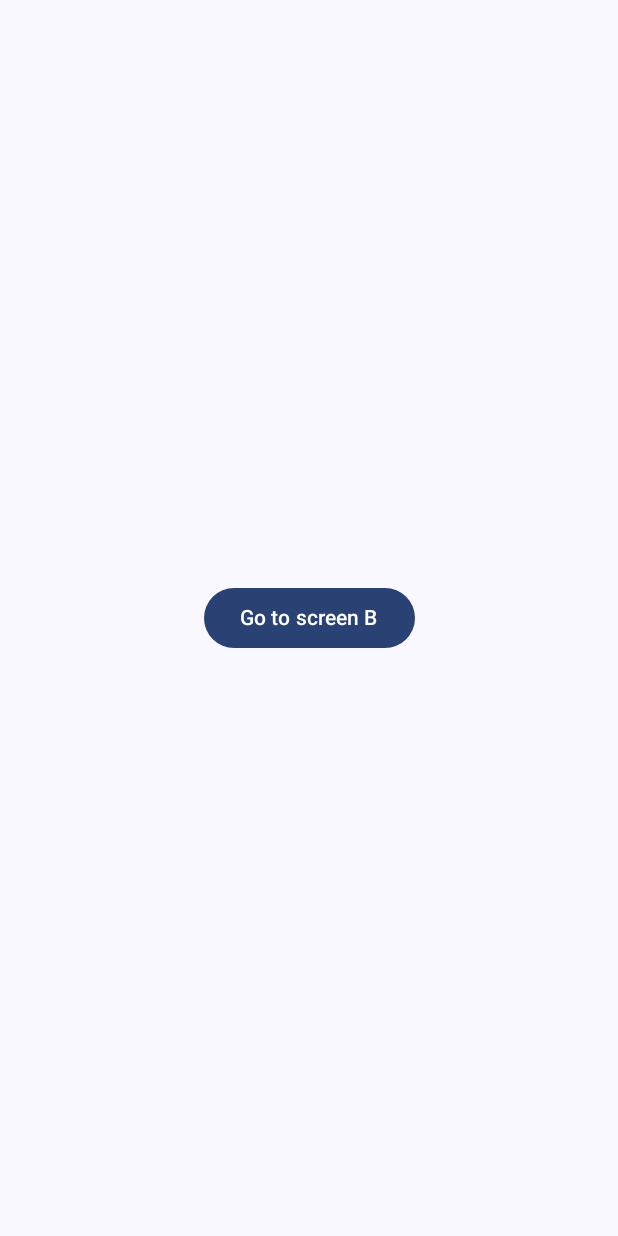
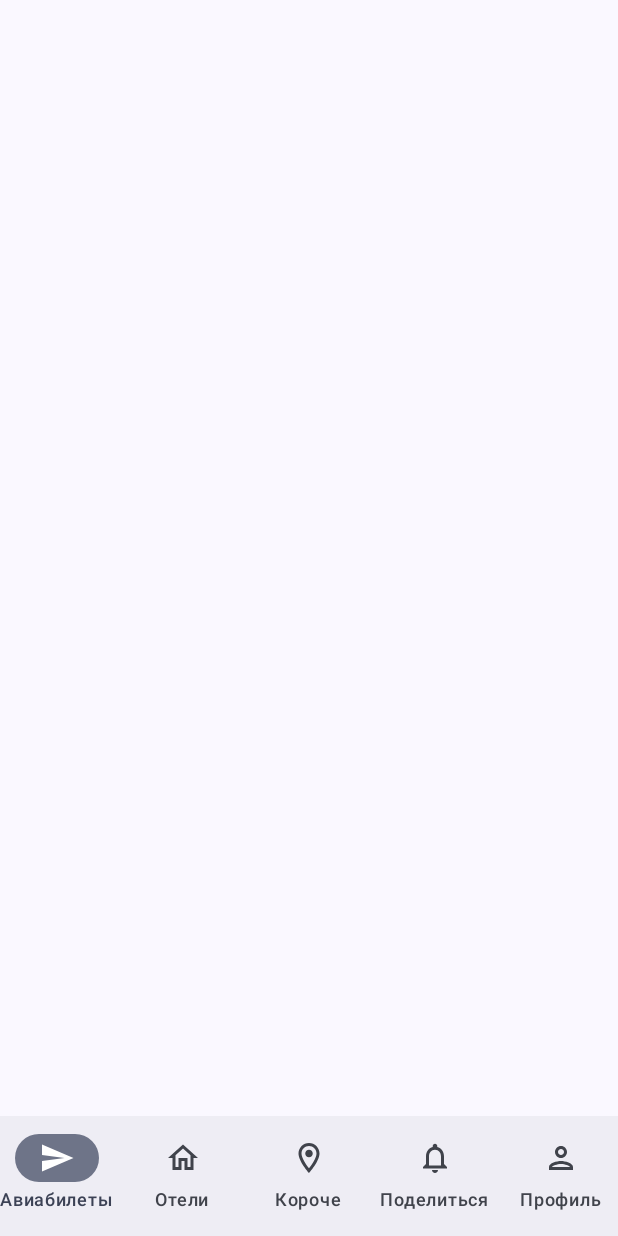
Before and after one commit to Margo2012/ComposeNavigation, an Android app built with Jetpack Compose: the screen it shows after launch (MainActivity), on a phone screen of 412 x 824 dp. Run offline under Robolectric (Android 15) with nearby library versions, the phone set to English and light mode, and no system bars.

Commit message:
панель навигации

```diff
--- a/app/src/main/java/com/example/sky/MainActivity.kt
+++ b/app/src/main/java/com/example/sky/MainActivity.kt
@@ -1,36 +1,109 @@
 package com.example.sky
 
+import android.annotation.SuppressLint
 import android.os.Bundle
 import androidx.activity.ComponentActivity
 import androidx.activity.compose.setContent
 import androidx.compose.foundation.layout.fillMaxSize
+import androidx.compose.material.icons.Icons
+import androidx.compose.material.icons.filled.Home
+import androidx.compose.material.icons.filled.LocationOn
+import androidx.compose.material.icons.filled.Notifications
+import androidx.compose.material.icons.filled.Person
+import androidx.compose.material.icons.filled.Send
+import androidx.compose.material.icons.outlined.Home
+import androidx.compose.material.icons.outlined.LocationOn
+import androidx.compose.material.icons.outlined.Notifications
+import androidx.compose.material.icons.outlined.Person
+import androidx.compose.material.icons.outlined.Send
+import androidx.compose.material3.Icon
 import androidx.compose.material3.MaterialTheme
+import androidx.compose.material3.NavigationBar
+import androidx.compose.material3.NavigationBarItem
+import androidx.compose.material3.Scaffold
 import androidx.compose.material3.Surface
 import androidx.compose.material3.Text
 import androidx.compose.runtime.Composable
+import androidx.compose.runtime.getValue
+import androidx.compose.runtime.mutableStateOf
+import androidx.compose.runtime.saveable.rememberSaveable
+import androidx.compose.runtime.setValue
 import androidx.compose.ui.Modifier
+import androidx.compose.ui.graphics.vector.ImageVector
 import androidx.compose.ui.tooling.preview.Preview
-import androidx.navigation.compose.NavHost
-import androidx.navigation.compose.composable
-import androidx.navigation.compose.rememberNavController
-import androidx.navigation.toRoute
-import com.example.sky.navigation.ScreenA
-import com.example.sky.navigation.ScreenB
-import com.example.sky.ui.screens.HomeScreen
-import com.example.sky.ui.screens.NextScreen
 import com.example.sky.ui.theme.SkyTheme
 
+data class BottomNavItem(
+    val title: String,
+    val selectedIcon: ImageVector,
+    val unselectedIcon: ImageVector,
+)
+
 class MainActivity : ComponentActivity() {
+    @SuppressLint("UnusedMaterial3ScaffoldPaddingParameter")
     override fun onCreate(savedInstanceState: Bundle?) {
         super.onCreate(savedInstanceState)
         setContent {
             SkyTheme {
+                val items = listOf(
+                    BottomNavItem(
+                        title = "Авиабилеты",
+                        selectedIcon = Icons.Filled.Send,
+                        unselectedIcon = Icons.Outlined.Send
+                    ),
+                    BottomNavItem(
+                        title = "Отели",
+                        selectedIcon = Icons.Filled.Home,
+                        unselectedIcon = Icons.Outlined.Home
+                    ),
+                    BottomNavItem(
+                        title = "Короче",
+                        selectedIcon = Icons.Filled.LocationOn,
+                        unselectedIcon = Icons.Outlined.LocationOn
+                    ),
+                    BottomNavItem(
+                        title = "Поделиться",
+                        selectedIcon = Icons.Filled.Notifications,
+                        unselectedIcon = Icons.Outlined.Notifications
+                    ),
+                    BottomNavItem(
+                        title = "Профиль",
+                        selectedIcon = Icons.Filled.Person,
+                        unselectedIcon = Icons.Outlined.Person
+                    )
+                )
+                var selectedItemIndex by rememberSaveable {
+                    mutableStateOf(0)
+                }
                 // A surface container using the 'background' color from the theme
                 Surface(
                     modifier = Modifier.fillMaxSize(),
                     color = MaterialTheme.colorScheme.background
                 ) {
-                    val navController = rememberNavController()
+                    Scaffold(
+                        bottomBar = {
+                            NavigationBar {
+                                items.forEachIndexed { index, item ->
+                                    NavigationBarItem(
+                                        selected = selectedItemIndex == index,
+                                        onClick = { selectedItemIndex = index },
+                                        label = { Text(text = item.title)},
+                                        icon = {
+                                            Icon(
+                                                imageVector = if (selectedItemIndex == index)
+                                                    item.selectedIcon
+                                                else
+                                                    item.unselectedIcon,
+                                                contentDescription = item.title
+                                            )
+                                        })
+                                }
+                            }
+                        }
+                    ) {
+
+                    }
+                    /*val navController = rememberNavController()
                     NavHost(
                         navController = navController,
                         startDestination = ScreenA
@@ -46,7 +119,9 @@ class MainActivity : ComponentActivity() {
                             val args = it.toRoute<ScreenB>()
                             NextScreen(args.name, args.age)
                         }
-                    }
+                    }*/
+
+
                 }
             }
         }
--- /dev/null
+++ b/app/src/main/java/com/example/sky/ui/toolbars/BottomToolBar.kt
@@ -0,0 +1 @@
+package com.example.sky.ui.toolbars
```
